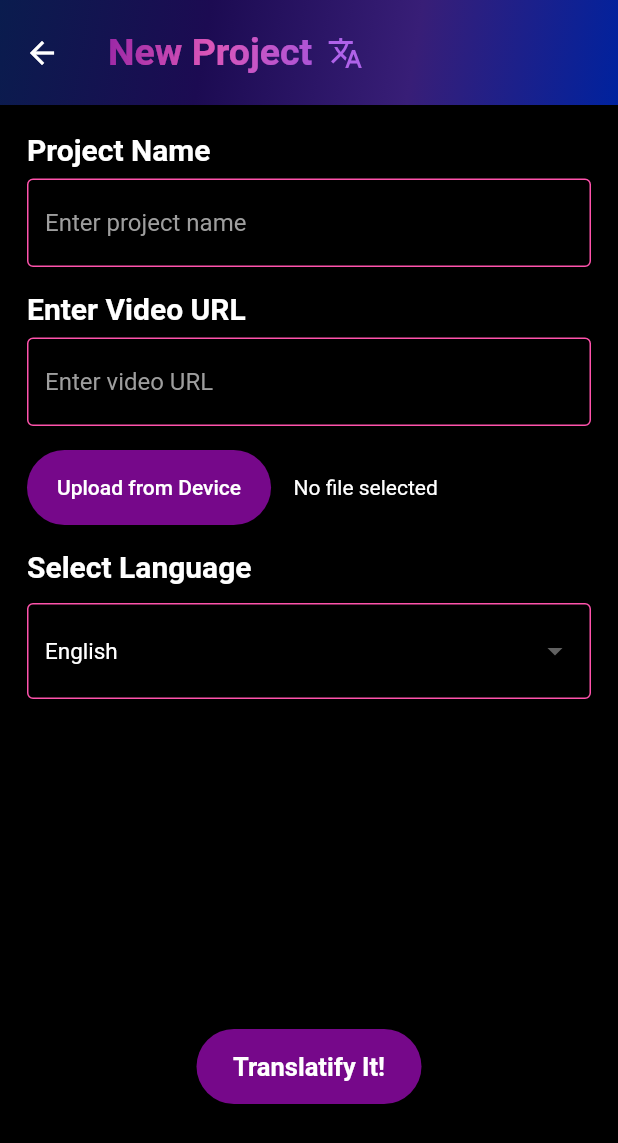
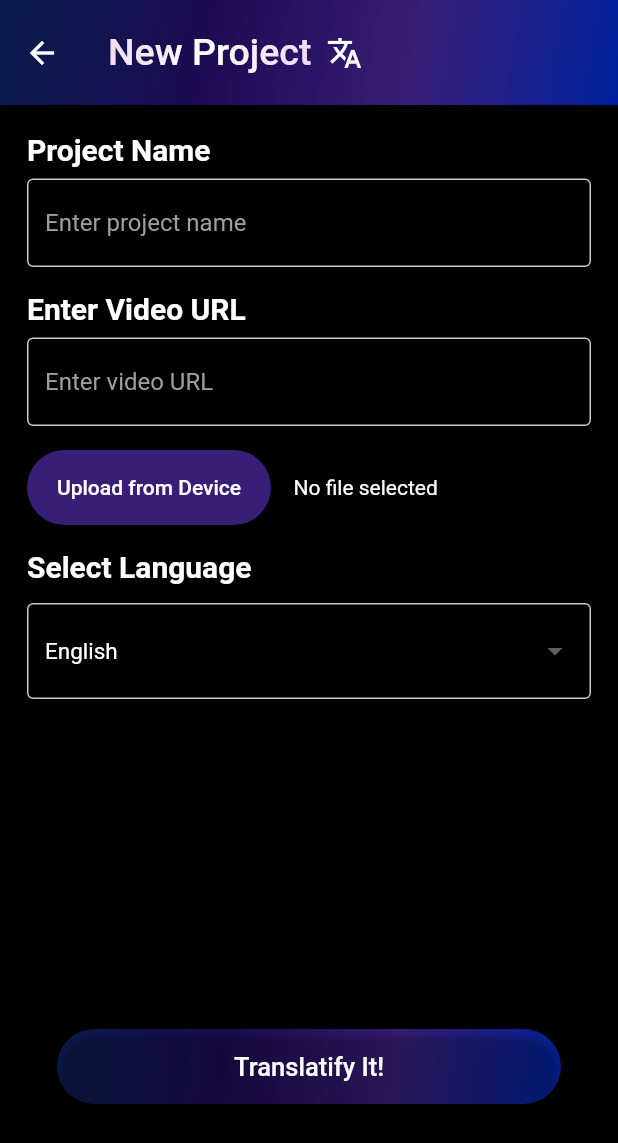
Before and after one commit to raunaqbn/khush_test, a Flutter app: the CreatePage screen opened directly, on a phone screen of 412 x 824 dp. Shown: the top 1143 px of the screen. Run offline on Flutter 3.47's test engine with Material 2 defaults, Android fonts, the phone set to English and light mode, and no system bars; our stand-ins replace firebase_auth, firebase_core; accounts and stored records are empty; network calls fail.

```diff
--- a/lib/screens/CreatePage.dart
+++ b/lib/screens/CreatePage.dart
@@ -38,9 +38,9 @@ class _CreatePageState extends State<CreatePage> {
               shaderCallback: (Rect bounds) {
                 return LinearGradient(
                   colors: [
-                    Color.fromARGB(255, 154, 39, 165),
-                    Color.fromARGB(255, 219, 86, 184),
-                    Color.fromARGB(255, 172, 84, 216),
+                    Color.fromARGB(255, 240, 221, 242),
+                    Color.fromARGB(255, 252, 252, 252),
+                    Color.fromARGB(255, 239, 217, 250),
                   ],
                   begin: Alignment.topLeft,
                   end: Alignment.bottomRight,
@@ -50,7 +50,6 @@ class _CreatePageState extends State<CreatePage> {
                 'New Project',
                 style: TextStyle(
                   fontSize: 25,
-                  fontWeight: FontWeight.bold,
                   color: Colors.white,
                 ),
               ),
@@ -58,7 +57,7 @@ class _CreatePageState extends State<CreatePage> {
             SizedBox(width: 10),
             Icon(
               Icons.translate,
-              color: Color.fromARGB(255, 175, 98, 233),
+              color: Colors.white,
             ),
           ],
         ),
@@ -103,13 +102,13 @@ class _CreatePageState extends State<CreatePage> {
                       TextStyle(color: Colors.grey), // Set hint text color
                   border: OutlineInputBorder(
                     borderSide: BorderSide(
-                        color: Color.fromARGB(
-                            255, 255, 83, 172)), // Set border color
+                        color: const Color.fromARGB(
+                            255, 201, 201, 201)), // Set border color
                   ),
                   enabledBorder: OutlineInputBorder(
                     borderSide: BorderSide(
-                        color: Color.fromARGB(
-                            255, 255, 83, 172)), // Set enabled border color
+                        color: const Color.fromARGB(
+                            255, 201, 201, 201)), // Set enabled border color
                   ),
                 ),
               ),
@@ -131,13 +130,13 @@ class _CreatePageState extends State<CreatePage> {
                       TextStyle(color: Colors.grey), // Set hint text color
                   border: OutlineInputBorder(
                     borderSide: BorderSide(
-                        color: Color.fromARGB(
-                            255, 255, 83, 172)), // Set border color
+                      color: const Color.fromARGB(255, 201, 201, 201),
+                    ), // Set border color
                   ),
                   enabledBorder: OutlineInputBorder(
                     borderSide: BorderSide(
-                        color: Color.fromARGB(
-                            255, 255, 83, 172)), // Set enabled border color
+                      color: const Color.fromARGB(255, 201, 201, 201),
+                    ), // Set enabled border color
                   ),
                 ),
               ),
@@ -157,7 +156,7 @@ class _CreatePageState extends State<CreatePage> {
                       minimumSize: Size(
                           150, 50), // Adjust the width and height as needed
                       padding: EdgeInsets.symmetric(horizontal: 20),
-                      primary: Color.fromARGB(255, 118, 8, 138),
+                      primary: Color.fromARGB(255, 56, 30, 119),
                       onPrimary: Colors.white,
                     ),
                   ),
@@ -199,22 +198,22 @@ class _CreatePageState extends State<CreatePage> {
                 decoration: InputDecoration(
                   border: OutlineInputBorder(
                     borderSide: BorderSide(
-                        color: Color.fromARGB(
-                            255, 255, 83, 172)), // Set border color
+                      color: const Color.fromARGB(255, 201, 201, 201),
+                    ), // Set border color
                   ),
                   enabledBorder: OutlineInputBorder(
                     borderSide: BorderSide(
-                        color: Color.fromARGB(
-                            255, 255, 83, 172)), // Set enabled border color
+                      color: const Color.fromARGB(255, 201, 201, 201),
+                    ), // Set enabled border color
                   ),
                   focusedBorder: OutlineInputBorder(
                     borderSide: BorderSide(
-                        color: Color.fromARGB(
-                            255, 255, 83, 172)), // Set focused border color
+                      color: const Color.fromARGB(255, 201, 201, 201),
+                    ), // Set focused border color
                   ),
                 ),
                 style: TextStyle(
-                  color: Colors.white,
+                  color: const Color.fromARGB(255, 201, 201, 201),
                   fontSize: 15,
                 ), // Set dropdown text color
                 dropdownColor: Colors.black, // Set dropdown background color
@@ -224,6 +223,22 @@ class _CreatePageState extends State<CreatePage> {
                 padding: const EdgeInsets.only(bottom: 70.0),
                 child: Align(
                   alignment: Alignment.center,
+                  child: Container(
+                    width: double.infinity,
+                    margin: EdgeInsets.symmetric(horizontal: 20),
+                    decoration: BoxDecoration(
+                      gradient: LinearGradient(
+                        colors: [
+                          Color.fromARGB(255, 10, 28, 78),
+                          Color.fromARGB(255, 28, 11, 82),
+                          Color.fromARGB(255, 56, 30, 119),
+                          Color.fromARGB(255, 0, 34, 158),
+                        ],
+                        begin: Alignment.topLeft,
+                        end: Alignment.bottomRight,
+                      ),
+                      borderRadius: BorderRadius.circular(25),
+                    ),
                     child: ElevatedButton(
                       onPressed: () {
                         // On press, navigate to a Homeview but update the current projects and show progress of translating the project
@@ -236,13 +251,18 @@ class _CreatePageState extends State<CreatePage> {
                         minimumSize: Size(
                             150, 50), // Adjust the width and height as needed
                         padding: EdgeInsets.symmetric(horizontal: 20),
-                      primary: Color.fromARGB(255, 118, 8, 138),
+                        primary: Colors
+                            .transparent, // Set the button's background color as transparent
+                        onPrimary: Colors
+                            .white, // Set the button's text color as white
                       ),
-                    child: Text('Translatify It!',
+                      child: Text(
+                        'Translatify It!',
                         style: TextStyle(
                           fontSize: 17,
-                          fontWeight: FontWeight.bold,
-                        )),
+                        ),
+                      ),
+                    ),
                   ),
                 ),
               ),
--- a/lib/screens/ProfilePage.dart
+++ b/lib/screens/ProfilePage.dart
@@ -1,4 +1,6 @@
 import 'package:flutter/material.dart';
+import 'package:firebase_auth/firebase_auth.dart';
+import 'SignInPage.dart';
 
 class ProfilePage extends StatelessWidget {
   @override
@@ -80,6 +82,10 @@ class ProfilePage extends StatelessWidget {
               ),
               child: TextButton(
                 onPressed: () {
+                  FirebaseAuth.instance.signOut().then((value) {
+                    Navigator.push(context,
+                        MaterialPageRoute(builder: (context) => SignInPage()));
+                  });
                   // Handle sign out button pressed
                 },
                 child: Text(
```
Also changed, not shown: lib/main.dart (+39 -13 lines), lib/screens/HomePage.dart (+103 -41 lines), lib/screens/SignInPage.dart (added, +160 -0 lines), lib/screens/SignUpPage.dart (added, +165 -0 lines), lib/screens/ViewProjectPage.dart (+4 -5 lines), pubspec.yaml (+6 -2 lines), pubspec.lock, 12 other files. Lines whose indentation alone changed are shown as unchanged.
